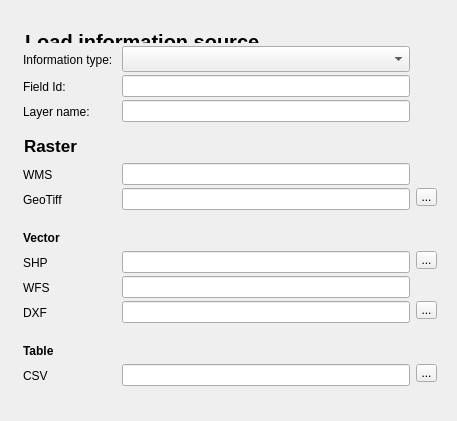
Old version of the form mole/view/ui_information_source_dialog.ui in the repository UdK-VPT/Open_eQuarter.
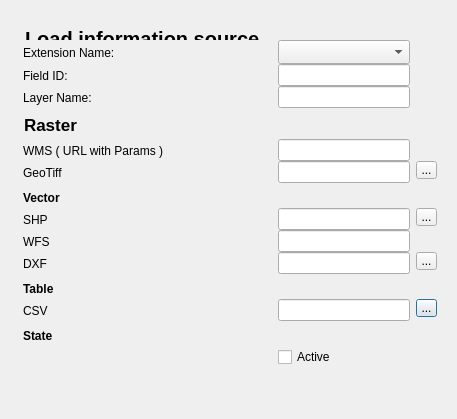
New version of the form.

Commit message: Implementation of extension sys... first shot

The edit to the form file:
```diff
--- a/mole/view/ui_information_source_dialog.ui
+++ b/mole/view/ui_information_source_dialog.ui
@@ -7,7 +7,7 @@
     <x>0</x>
     <y>0</y>
     <width>457</width>
-    <height>421</height>
+    <height>419</height>
    </rect>
   </property>
   <property name="windowTitle">
@@ -52,34 +52,121 @@
       <property name="verticalSpacing">
        <number>0</number>
       </property>
-      <item row="3" column="1">
-       <widget class="QLineEdit" name="layer_name"/>
+      <item row="16" column="3">
+       <widget class="QPushButton" name="open_csv_btn">
+        <property name="maximumSize">
+         <size>
+          <width>21</width>
+          <height>21</height>
+         </size>
+        </property>
+        <property name="text">
+         <string>...</string>
+        </property>
+       </widget>
+      </item>
+      <item row="15" column="0" colspan="4">
+       <widget class="QLabel" name="label_4">
+        <property name="minimumSize">
+         <size>
+          <width>0</width>
+          <height>25</height>
+         </size>
+        </property>
+        <property name="maximumSize">
+         <size>
+          <width>16777215</width>
+          <height>35</height>
+         </size>
+        </property>
+        <property name="font">
+         <font>
+          <weight>75</weight>
+          <italic>false</italic>
+          <bold>true</bold>
+          <underline>false</underline>
+         </font>
+        </property>
+        <property name="text">
+         <string>Table</string>
+        </property>
+        <property name="alignment">
+         <set>Qt::AlignBottom|Qt::AlignLeading|Qt::AlignLeft</set>
+        </property>
+       </widget>
+      </item>
+      <item row="12" column="3">
+       <widget class="QPushButton" name="open_shapefile_btn">
+        <property name="maximumSize">
+         <size>
+          <width>21</width>
+          <height>21</height>
+         </size>
+        </property>
+        <property name="text">
+         <string>...</string>
+        </property>
+       </widget>
+      </item>
+      <item row="11" column="0" colspan="4">
+       <widget class="QLabel" name="label_3">
+        <property name="minimumSize">
+         <size>
+          <width>0</width>
+          <height>25</height>
+         </size>
+        </property>
+        <property name="maximumSize">
+         <size>
+          <width>16777215</width>
+          <height>35</height>
+         </size>
+        </property>
+        <property name="font">
+         <font>
+          <weight>75</weight>
+          <italic>false</italic>
+          <bold>true</bold>
+          <underline>false</underline>
+         </font>
+        </property>
+        <property name="text">
+         <string>Vector</string>
+        </property>
+        <property name="alignment">
+         <set>Qt::AlignBottom|Qt::AlignLeading|Qt::AlignLeft</set>
+        </property>
+       </widget>
       </item>
       <item row="3" column="0">
-       <widget class="QLabel" name="label_11">
-        <property name="text">
-         <string>Layer name:</string>
-        </property>
-       </widget>
-      </item>
-      <item row="7" column="2">
-       <widget class="QPushButton" name="blind2">
+       <widget class="QLabel" name="label">
         <property name="maximumSize">
          <size>
-          <width>21</width>
-          <height>21</height>
+          <width>16777215</width>
+          <height>32</height>
          </size>
         </property>
         <property name="text">
-         <string/>
+         <string>Extension Name:</string>
         </property>
-        <property name="flat">
-         <bool>false</bool>
+       </widget>
+      </item>
+      <item row="9" column="0">
+       <widget class="QLabel" name="label_5">
+        <property name="text">
+         <string>WMS ( URL with Params )</string>
         </property>
        </widget>
       </item>
-      <item row="3" column="2">
-       <widget class="QPushButton" name="blind1">
+      <item row="10" column="2">
+       <widget class="QLineEdit" name="gtiff">
+        <property name="toolTip">
+         <string>Name of a GeoTiff file, including path</string>
+        </property>
+       </widget>
+      </item>
+      <item row="13" column="3">
+       <widget class="QPushButton" name="blind3">
         <property name="maximumSize">
          <size>
           <width>21</width>
@@ -89,32 +176,39 @@
         <property name="text">
          <string/>
         </property>
-        <property name="checkable">
-         <bool>false</bool>
-        </property>
-        <property name="autoDefault">
-         <bool>true</bool>
-        </property>
         <property name="flat">
          <bool>false</bool>
         </property>
        </widget>
       </item>
-      <item row="11" column="0">
-       <widget class="QLabel" name="label_8">
+      <item row="14" column="2">
+       <widget class="QLineEdit" name="dxf">
+        <property name="toolTip">
+         <string>Name of a DXF file, including path</string>
+        </property>
+       </widget>
+      </item>
+      <item row="4" column="0">
+       <widget class="QLabel" name="label_13">
         <property name="text">
-         <string>WFS</string>
+         <string>Field ID:</string>
         </property>
        </widget>
       </item>
-      <item row="8" column="0">
-       <widget class="QLabel" name="label_6">
+      <item row="4" column="3">
+       <widget class="QPushButton" name="blind4">
+        <property name="maximumSize">
+         <size>
+          <width>21</width>
+          <height>21</height>
+         </size>
+        </property>
         <property name="text">
-         <string>GeoTiff</string>
+         <string/>
         </property>
        </widget>
       </item>
-      <item row="0" column="0" colspan="3">
+      <item row="2" column="0">
        <widget class="QLabel" name="label_12">
         <property name="maximumSize">
          <size>
@@ -138,30 +232,100 @@
         </property>
        </widget>
       </item>
-      <item row="7" column="1">
-       <widget class="QLineEdit" name="wms"/>
+      <item row="5" column="2">
+       <widget class="QLineEdit" name="layer_name">
+        <property name="toolTip">
+         <string>Layername, should be unique</string>
+        </property>
+       </widget>
+      </item>
+      <item row="5" column="0">
+       <widget class="QLabel" name="label_11">
+        <property name="text">
+         <string>Layer Name:</string>
+        </property>
+       </widget>
+      </item>
+      <item row="9" column="3">
+       <widget class="QPushButton" name="blind2">
+        <property name="maximumSize">
+         <size>
+          <width>21</width>
+          <height>21</height>
+         </size>
+        </property>
+        <property name="text">
+         <string/>
+        </property>
+        <property name="flat">
+         <bool>false</bool>
+        </property>
+       </widget>
+      </item>
+      <item row="14" column="3">
+       <widget class="QPushButton" name="open_dxf_btn">
+        <property name="maximumSize">
+         <size>
+          <width>21</width>
+          <height>21</height>
+         </size>
+        </property>
+        <property name="text">
+         <string>...</string>
+        </property>
+       </widget>
       </item>
       <item row="10" column="0">
+       <widget class="QLabel" name="label_6">
+        <property name="text">
+         <string>GeoTiff</string>
+        </property>
+       </widget>
+      </item>
+      <item row="13" column="0">
+       <widget class="QLabel" name="label_8">
+        <property name="text">
+         <string>WFS</string>
+        </property>
+       </widget>
+      </item>
+      <item row="9" column="2">
+       <widget class="QLineEdit" name="wms">
+        <property name="toolTip">
+         <string>WMS - URL with parameters, a string like 'crs=EPSG:4326&amp;dpiMode=7&amp;format=image/png&amp;layers=2&amp;styles=&amp;url=http:/&lt;URL&gt;'</string>
+        </property>
+       </widget>
+      </item>
+      <item row="5" column="3">
+       <widget class="QPushButton" name="blind1">
+        <property name="maximumSize">
+         <size>
+          <width>21</width>
+          <height>21</height>
+         </size>
+        </property>
+        <property name="text">
+         <string/>
+        </property>
+        <property name="checkable">
+         <bool>false</bool>
+        </property>
+        <property name="autoDefault">
+         <bool>true</bool>
+        </property>
+        <property name="flat">
+         <bool>false</bool>
+        </property>
+       </widget>
+      </item>
+      <item row="12" column="0">
        <widget class="QLabel" name="label_7">
         <property name="text">
          <string>SHP</string>
         </property>
        </widget>
       </item>
-      <item row="12" column="2">
-       <widget class="QPushButton" name="open_dxf_btn">
-        <property name="maximumSize">
-         <size>
-          <width>21</width>
-          <height>21</height>
-         </size>
-        </property>
-        <property name="text">
-         <string>...</string>
-        </property>
-       </widget>
-      </item>
-      <item row="1" column="1">
+      <item row="3" column="2">
        <widget class="QComboBox" name="extension_dropdown">
         <property name="maximumSize">
          <size>
@@ -171,7 +335,7 @@
         </property>
        </widget>
       </item>
-      <item row="6" column="0" colspan="3">
+      <item row="8" column="0" colspan="4">
        <widget class="QLabel" name="label_2">
         <property name="minimumSize">
          <size>
@@ -202,63 +366,28 @@
         </property>
        </widget>
       </item>
-      <item row="11" column="1">
-       <widget class="QLineEdit" name="wfs"/>
+      <item row="13" column="2">
+       <widget class="QLineEdit" name="wfs">
+        <property name="toolTip">
+         <string>WFS - URL </string>
+        </property>
+       </widget>
       </item>
-      <item row="12" column="0">
+      <item row="14" column="0">
        <widget class="QLabel" name="label_9">
         <property name="text">
          <string>DXF</string>
         </property>
        </widget>
       </item>
-      <item row="10" column="1">
-       <widget class="QLineEdit" name="shapefile"/>
-      </item>
-      <item row="14" column="2">
-       <widget class="QPushButton" name="open_csv_btn">
-        <property name="maximumSize">
-         <size>
-          <width>21</width>
-          <height>21</height>
-         </size>
+      <item row="12" column="2">
+       <widget class="QLineEdit" name="shp">
+        <property name="toolTip">
+         <string>Name of a Shapefile, including path</string>
         </property>
-        <property name="text">
-         <string>...</string>
-        </property>
        </widget>
       </item>
-      <item row="13" column="0" colspan="3">
-       <widget class="QLabel" name="label_4">
-        <property name="minimumSize">
-         <size>
-          <width>0</width>
-          <height>25</height>
-         </size>
-        </property>
-        <property name="maximumSize">
-         <size>
-          <width>16777215</width>
-          <height>35</height>
-         </size>
-        </property>
-        <property name="font">
-         <font>
-          <weight>75</weight>
-          <italic>false</italic>
-          <bold>true</bold>
-          <underline>false</underline>
-         </font>
-        </property>
-        <property name="text">
-         <string>Table</string>
-        </property>
-        <property name="alignment">
-         <set>Qt::AlignBottom|Qt::AlignLeading|Qt::AlignLeft</set>
-        </property>
-       </widget>
-      </item>
-      <item row="8" column="2">
+      <item row="10" column="3">
        <widget class="QPushButton" name="open_geotiff_btn">
         <property name="maximumSize">
          <size>
@@ -271,121 +400,70 @@
         </property>
        </widget>
       </item>
-      <item row="10" column="2">
-       <widget class="QPushButton" name="open_shapefile_btn">
-        <property name="maximumSize">
-         <size>
-          <width>21</width>
-          <height>21</height>
-         </size>
-        </property>
-        <property name="text">
-         <string>...</string>
-        </property>
-       </widget>
-      </item>
-      <item row="9" column="0" colspan="3">
-       <widget class="QLabel" name="label_3">
-        <property name="minimumSize">
-         <size>
-          <width>0</width>
-          <height>25</height>
-         </size>
-        </property>
-        <property name="maximumSize">
-         <size>
-          <width>16777215</width>
-          <height>35</height>
-         </size>
-        </property>
-        <property name="font">
-         <font>
-          <weight>75</weight>
-          <italic>false</italic>
-          <bold>true</bold>
-          <underline>false</underline>
-         </font>
-        </property>
-        <property name="text">
-         <string>Vector</string>
-        </property>
-        <property name="alignment">
-         <set>Qt::AlignBottom|Qt::AlignLeading|Qt::AlignLeft</set>
-        </property>
-       </widget>
-      </item>
-      <item row="1" column="0">
-       <widget class="QLabel" name="label">
-        <property name="maximumSize">
-         <size>
-          <width>16777215</width>
-          <height>32</height>
-         </size>
-        </property>
-        <property name="text">
-         <string>Information type:</string>
-        </property>
-       </widget>
-      </item>
-      <item row="7" column="0">
-       <widget class="QLabel" name="label_5">
-        <property name="text">
-         <string>WMS</string>
-        </property>
-       </widget>
-      </item>
-      <item row="14" column="0">
+      <item row="16" column="0">
        <widget class="QLabel" name="label_10">
         <property name="text">
          <string>CSV</string>
         </property>
        </widget>
       </item>
-      <item row="14" column="1">
-       <widget class="QLineEdit" name="csv"/>
+      <item row="16" column="2">
+       <widget class="QLineEdit" name="csv">
+        <property name="toolTip">
+         <string>Name of a CSV file, including path</string>
+        </property>
+       </widget>
       </item>
-      <item row="8" column="1">
-       <widget class="QLineEdit" name="geotiff"/>
+      <item row="4" column="2">
+       <widget class="QLineEdit" name="field_id">
+        <property name="toolTip">
+         <string>Unique Field ID (used as attribute prefix in further evaluations) </string>
+        </property>
+       </widget>
       </item>
-      <item row="11" column="2">
-       <widget class="QPushButton" name="blind3">
-        <property name="maximumSize">
-         <size>
-          <width>21</width>
-          <height>21</height>
-         </size>
+      <item row="17" column="2" rowspan="3">
+       <widget class="QCheckBox" name="stateBox">
+        <property name="enabled">
+         <bool>true</bool>
         </property>
         <property name="text">
-         <string/>
+         <string>Active</string>
         </property>
-        <property name="flat">
+        <property name="checked">
          <bool>false</bool>
         </property>
-       </widget>
-      </item>
-      <item row="12" column="1">
-       <widget class="QLineEdit" name="dxf"/>
-      </item>
-      <item row="2" column="1">
-       <widget class="QLineEdit" name="field_id"/>
-      </item>
-      <item row="2" column="0">
-       <widget class="QLabel" name="label_13">
-        <property name="text">
-         <string>Field Id:</string>
+        <property name="tristate">
+         <bool>false</bool>
         </property>
        </widget>
       </item>
-      <item row="2" column="2">
-       <widget class="QPushButton" name="blind4">
+      <item row="17" column="0">
+       <widget class="QLabel" name="label_14">
+        <property name="minimumSize">
+         <size>
+          <width>0</width>
+          <height>25</height>
+         </size>
+        </property>
         <property name="maximumSize">
          <size>
-          <width>21</width>
-          <height>21</height>
+          <width>16777215</width>
+          <height>35</height>
          </size>
         </property>
+        <property name="font">
+         <font>
+          <weight>75</weight>
+          <italic>false</italic>
+          <bold>true</bold>
+          <underline>false</underline>
+         </font>
+        </property>
         <property name="text">
-         <string/>
+         <string>State</string>
+        </property>
+        <property name="alignment">
+         <set>Qt::AlignBottom|Qt::AlignLeading|Qt::AlignLeft</set>
         </property>
        </widget>
       </item>
```
Left out of the diff: 27 changed lines with no effect on the pictures. The commit also changes 25 other files.
